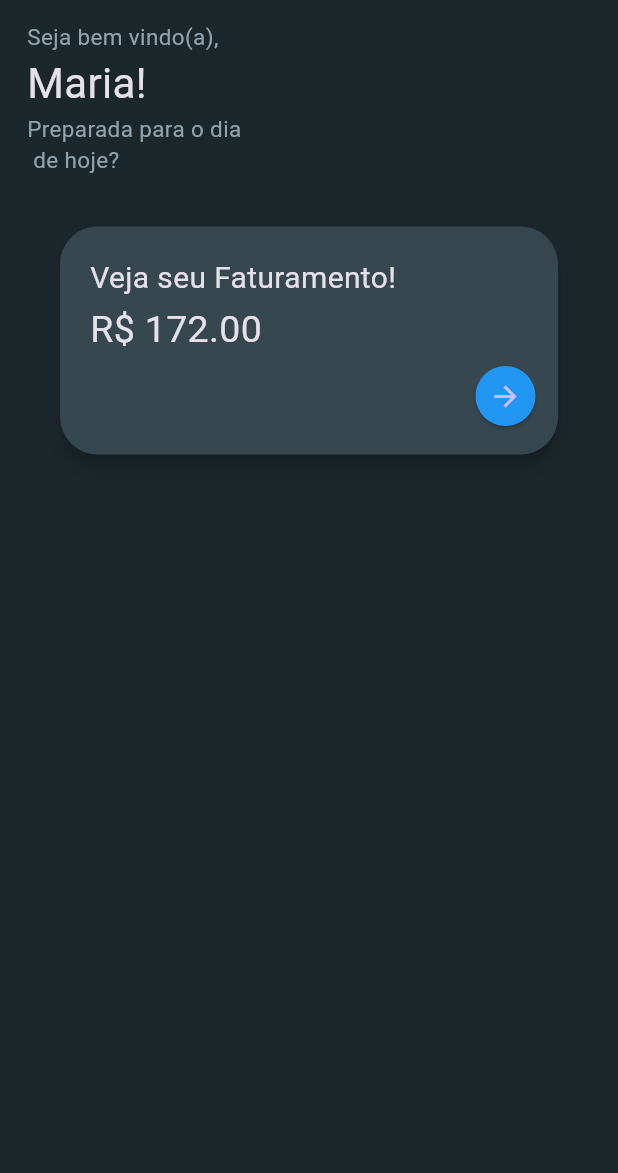
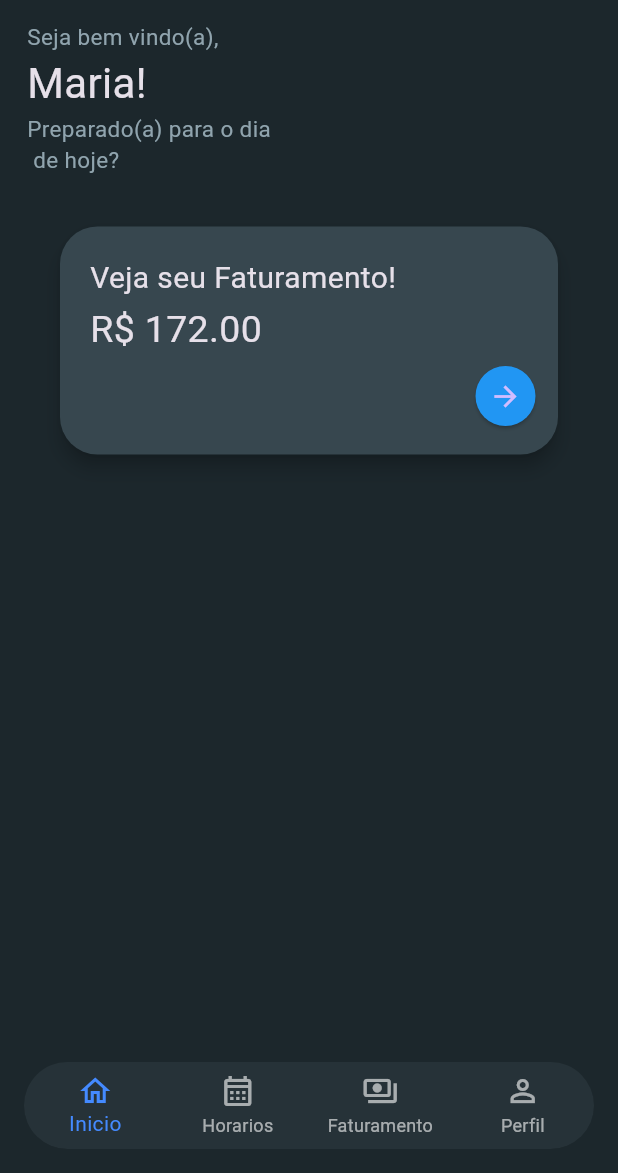
Before and after one commit to pedro-icaro/Agendify, a Flutter app: the screen it shows after launch, on a phone screen of 412 x 824 dp, the part 63-1236 px from its top. Run offline on Flutter 3.47's test engine with Material 3 defaults, Android fonts, the light colour scheme and no system bars.

Commit message:
feat: adicionado bottomnavigatorbar (parte visual)

```diff
--- a/lib/components/subtitulo_home.dart
+++ b/lib/components/subtitulo_home.dart
@@ -17,7 +17,7 @@ class SubtituloHome extends StatelessWidget {
             ),
             Text("Maria!", style: TextStyle(fontSize: 28)),
             Text(
-              "Preparada para o dia\n de hoje?",
+              "Preparado(a) para o dia\n de hoje?",
               style: TextStyle(fontSize: 15, color: Colors.blueGrey[300]),
             ),
           ],
--- a/lib/main.dart
+++ b/lib/main.dart
@@ -21,6 +21,7 @@ class MyWidget extends StatelessWidget {
       ),
       debugShowCheckedModeBanner: false,
       home: HomePage(),
+
     );
   }
 }
--- a/lib/pages/home_page.dart
+++ b/lib/pages/home_page.dart
@@ -10,6 +10,9 @@ class HomePage extends StatefulWidget {
 }
 
 class _HomePageState extends State<HomePage> {
+  int _navegacaoindex = 0;
+
+  final List _telas = [];
   @override
   Widget build(BuildContext context) {
     return Scaffold(
@@ -24,7 +27,48 @@ class _HomePageState extends State<HomePage> {
       ),
       body: Column(
         crossAxisAlignment: CrossAxisAlignment.start,
-        children: [SubtituloHome(), SizedBox(height: 30), Center(child: FaturamentoCard())],
+        children: [
+          SubtituloHome(),
+          SizedBox(height: 30),
+          Center(child: FaturamentoCard()),
+        ],
+      ),
+      bottomNavigationBar: Container(
+        margin: const EdgeInsets.all(16),
+        child: ClipRRect(
+          borderRadius: BorderRadius.circular(30),
+          child: BottomNavigationBar(
+            backgroundColor: Colors.blueGrey[900],
+            selectedItemColor: Colors.blueAccent,
+            unselectedItemColor: Colors.white60,
+
+            type: BottomNavigationBarType.fixed,
+            currentIndex: _navegacaoindex,
+            onTap: (index) {
+              setState(() {
+                _navegacaoindex = index;
+              });
+            },
+            items: const [
+              BottomNavigationBarItem(
+                icon: Icon(Icons.home_outlined),
+                label: "Inicio",
+              ),
+              BottomNavigationBarItem(
+                icon: Icon(Icons.calendar_month_outlined),
+                label: "Horarios",
+              ),
+              BottomNavigationBarItem(
+                icon: Icon(Icons.payments_outlined),
+                label: "Faturamento",
+              ),
+              BottomNavigationBarItem(
+                icon: Icon(Icons.person_outline),
+                label: "Perfil",
+              ),
+            ],
+          ),
+        ),
       ),
     );
   }
```
